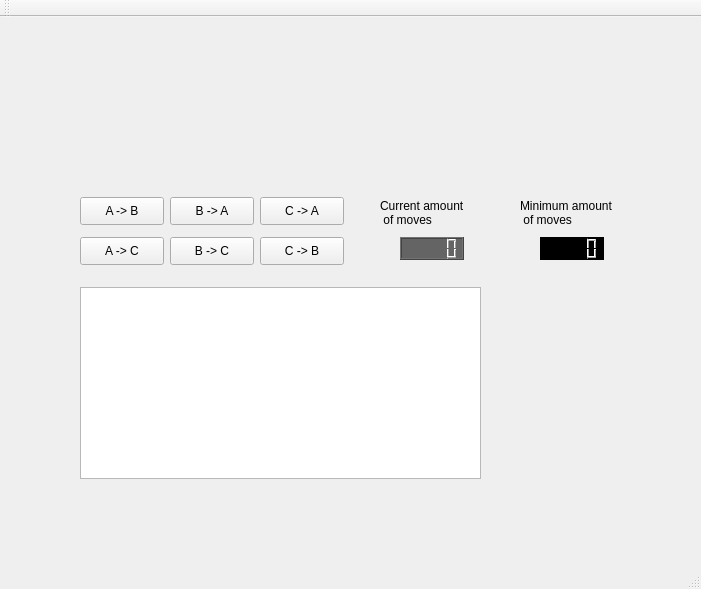
Old version of the form student/13/hanoi/mainwindow.ui in the repository AJIsoviita/Ohjelmointi-2.
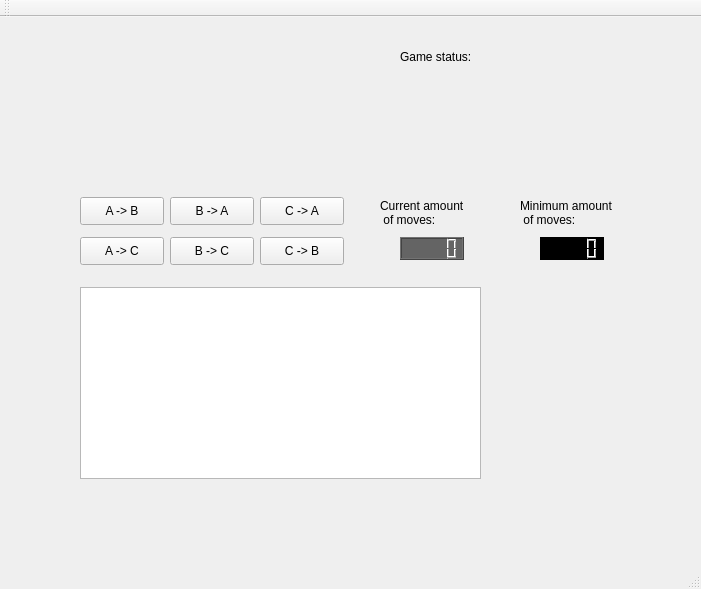
New version of the form.

Commit message: T.13.4 Hanoin torni - Toteutettu voitontarkastelu ja pelaajalle ilmoittaminen

Patch:
```diff
--- a/student/13/hanoi/mainwindow.ui
+++ b/student/13/hanoi/mainwindow.ui
@@ -116,7 +116,7 @@
     </property>
     <property name="text">
      <string>Minimum amount 
- of moves</string>
+ of moves: </string>
     </property>
    </widget>
    <widget class="QLCDNumber" name="min_moves">
@@ -157,7 +157,33 @@
     </property>
     <property name="text">
      <string>Current amount 
- of moves</string>
+ of moves: </string>
+    </property>
+   </widget>
+   <widget class="QLabel" name="StatusLabel">
+    <property name="geometry">
+     <rect>
+      <x>400</x>
+      <y>30</y>
+      <width>91</width>
+      <height>20</height>
+     </rect>
+    </property>
+    <property name="text">
+     <string>Game status:</string>
+    </property>
+   </widget>
+   <widget class="QLabel" name="WinnerLabel">
+    <property name="geometry">
+     <rect>
+      <x>500</x>
+      <y>30</y>
+      <width>111</width>
+      <height>41</height>
+     </rect>
+    </property>
+    <property name="text">
+     <string/>
     </property>
    </widget>
   </widget>
```
Left out of the diff: 4 changed lines with no effect on the pictures. The commit also changes 2 other files.
